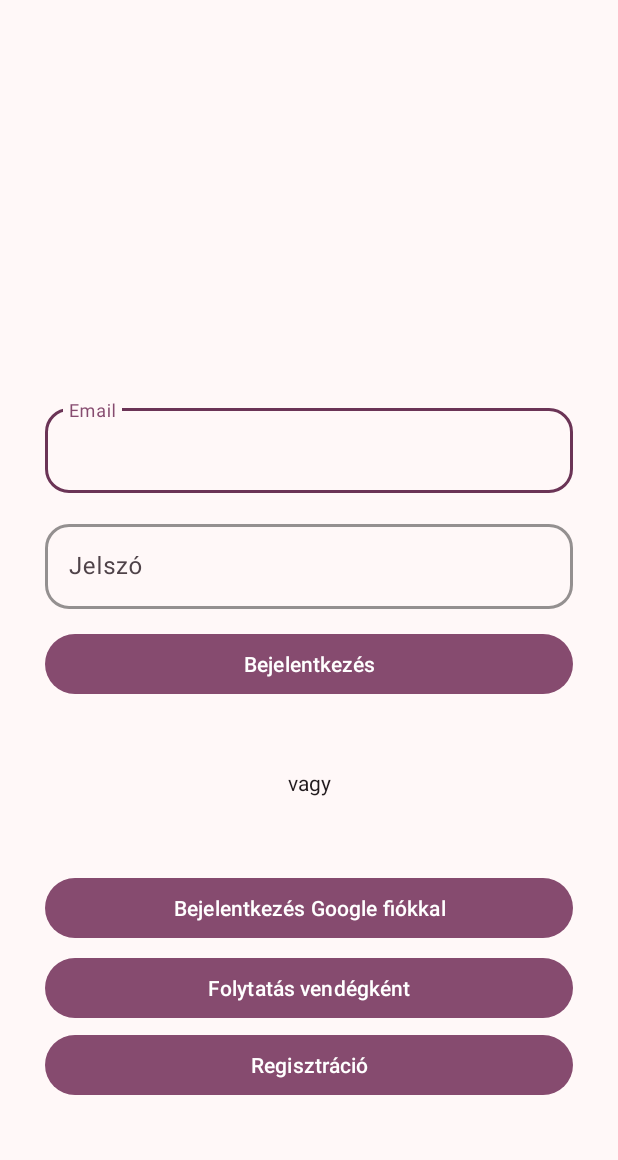
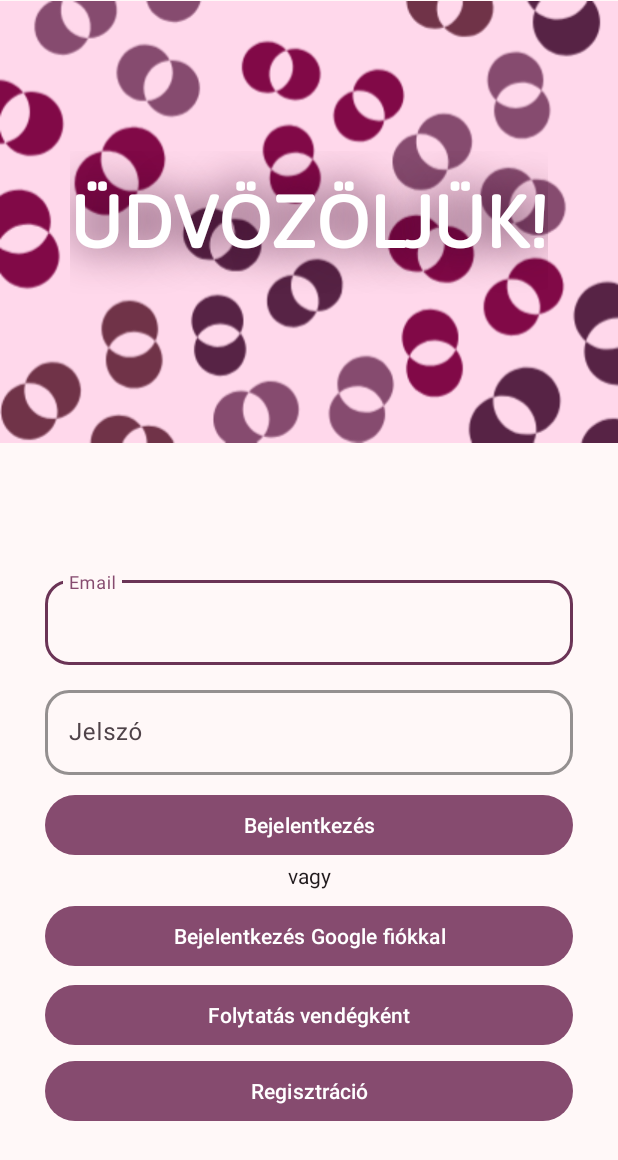
Before and after one commit to b-mlr/NailAppt, an Android app: the screen it shows after launch (SignInActivity), on a phone screen of 412 x 824 dp. Shown: the top 1160 px of the screen. Run offline under Robolectric (Android 15) with nearby library versions, the phone set to English and light mode, and no system bars; our stand-ins replace Firebase (no records; nobody signed in at launch, a user with empty details on screens opened directly).

Commit message:
.
Signed-off-by: Molnár Bettina <h879553@stud.u-szeged.hu>

```diff
--- a/app/src/main/res/layout/activity_signin.xml
+++ b/app/src/main/res/layout/activity_signin.xml
@@ -7,16 +7,48 @@
     android:layout_height="match_parent"
     android:background="@color/md_theme_background"
     android:backgroundTint="@color/md_theme_surface"
+    android:fadingEdge="horizontal|vertical"
+    android:fadingEdgeLength="30dp"
     android:windowSoftInputMode="adjustResize"
     tools:context=".SignInActivity">
+
+    <ImageView
+        android:id="@+id/pinkBanner"
+        android:layout_width="wrap_content"
+        android:layout_height="wrap_content"
+        android:contentDescription="@string/pink_banner"
+        android:src="@drawable/splash4"
+        app:layout_constraintEnd_toEndOf="parent"
+        app:layout_constraintStart_toStartOf="parent"
+        app:layout_constraintTop_toTopOf="parent" />
+
+
+    <TextView
+        android:id="@+id/welcomeText"
+        android:layout_width="wrap_content"
+        android:layout_height="wrap_content"
+        android:fontFamily="@font/jaldi"
+        android:shadowColor="@color/md_theme_onPrimaryFixed"
+        android:shadowRadius="35"
+        android:text="@string/welcome"
+        android:textAllCaps="true"
+        android:textAppearance="@style/TextAppearance.AppCompat.Display3"
+        android:textColor="@color/md_theme_onPrimaryFixedVariant_highContrast"
+        android:textStyle="bold"
+        android:typeface="normal"
+        app:layout_constraintBottom_toBottomOf="@+id/pinkBanner"
+        app:layout_constraintEnd_toEndOf="parent"
+        app:layout_constraintHorizontal_bias="0.5"
+        app:layout_constraintStart_toStartOf="parent"
+        app:layout_constraintTop_toTopOf="@+id/pinkBanner" />
 
     <com.google.android.material.textfield.TextInputLayout
         android:id="@+id/editTextEmailLayout"
         android:layout_width="match_parent"
         android:layout_height="wrap_content"
-        android:textColorHint="@color/md_theme_onSurface"
         android:layout_marginStart="30dp"
         android:layout_marginEnd="30dp"
+        android:textColorHint="@color/md_theme_onSurface"
         app:boxBackgroundMode="outline"
         app:boxCornerRadiusBottomEnd="16dp"
         app:boxCornerRadiusBottomStart="16dp"
@@ -26,8 +58,7 @@
         app:boxStrokeWidth="2dp"
         app:layout_constraintBottom_toBottomOf="parent"
         app:layout_constraintTop_toTopOf="parent"
-        app:layout_constraintVertical_bias="0.35"
-        >
+        app:layout_constraintVertical_bias="0.5">
 
         <com.google.android.material.textfield.TextInputEditText
             android:id="@+id/editTextEmail"
@@ -54,8 +85,8 @@
         app:boxCornerRadiusBottomStart="16dp"
         app:boxCornerRadiusTopEnd="16dp"
         app:boxCornerRadiusTopStart="16dp"
+        app:boxStrokeColor="@color/md_theme_onPrimaryContainer"
         app:boxStrokeWidth="2dp"
-        app:boxStrokeColor="@color/md_theme_onPrimaryContainer"
         app:layout_constraintBottom_toBottomOf="parent"
         app:layout_constraintTop_toBottomOf="@+id/editTextEmailLayout"
         app:layout_constraintVertical_bias="0.035">
@@ -82,7 +113,6 @@
         android:windowSoftInputMode="adjustResize"
         app:layout_constraintBottom_toBottomOf="parent"
         app:layout_constraintEnd_toEndOf="parent"
-        app:layout_constraintHorizontal_bias="1.0"
         app:layout_constraintStart_toStartOf="parent"
         app:layout_constraintTop_toBottomOf="@+id/editTextPasswordLayout"
         app:layout_constraintVertical_bias="0.035" />
@@ -94,18 +124,17 @@
         android:layout_height="wrap_content"
         android:text="@string/or"
         android:textColor="@color/md_theme_onSurface"
-        app:layout_constraintBottom_toBottomOf="parent"
         app:layout_constraintEnd_toEndOf="parent"
         app:layout_constraintStart_toStartOf="parent"
         app:layout_constraintTop_toBottomOf="@+id/loginButton"
-        app:layout_constraintVertical_bias="0.135" />
+        app:layout_constraintVertical_bias="0.035" />
 
     <Button
         android:id="@+id/googleSignInButton"
         android:layout_width="0dp"
         android:layout_height="wrap_content"
         android:layout_marginStart="30dp"
-        android:layout_marginTop="20dp"
+
         android:layout_marginEnd="30dp"
         android:onClick="loginWithGoogle"
         android:text="@string/loginWithGoogle"
@@ -114,7 +143,7 @@
         app:layout_constraintHorizontal_bias="0.0"
         app:layout_constraintStart_toStartOf="parent"
         app:layout_constraintTop_toBottomOf="@+id/textView2"
-        app:layout_constraintVertical_bias="0.135" />
+        app:layout_constraintVertical_bias="0.035" />
 
     <Button
         android:id="@+id/guestSignInButton"
@@ -123,7 +152,7 @@
         android:layout_marginStart="30dp"
         android:layout_marginEnd="30dp"
         android:onClick="loginAsGuest"
-        android:text="Folytatás vendégként"
+        android:text="@string/continueAsGuest"
         app:layout_constraintBottom_toBottomOf="parent"
         app:layout_constraintEnd_toEndOf="parent"
         app:layout_constraintHorizontal_bias="0.0"
--- a/app/src/main/res/values/strings.xml
+++ b/app/src/main/res/values/strings.xml
@@ -11,4 +11,6 @@
     <string name="or">vagy</string>
     <string name="loginWithGoogle">Bejelentkezés Google fiókkal</string>
     <string name="continueAsGuest">Folytatás vendégként</string>
+    <string name="pink_banner">Pink banner</string>
+    <string name="welcome">Üdvözöljük!</string>
 </resources>
--- a/app/src/main/res/values/themes.xml
+++ b/app/src/main/res/values/themes.xml
@@ -47,7 +47,6 @@
         <item name="colorSurfaceContainer">@color/md_theme_surfaceContainer</item>
         <item name="colorSurfaceContainerHigh">@color/md_theme_surfaceContainerHigh</item>
         <item name="colorSurfaceContainerHighest">@color/md_theme_surfaceContainerHighest</item>
-
     </style>
 
 </resources>
```
Also changed, not shown: app/src/main/res/drawable/splash3.png (added), app/src/main/res/drawable/splash4.PNG (added), app/src/main/res/font/jaldi.ttf (added).
